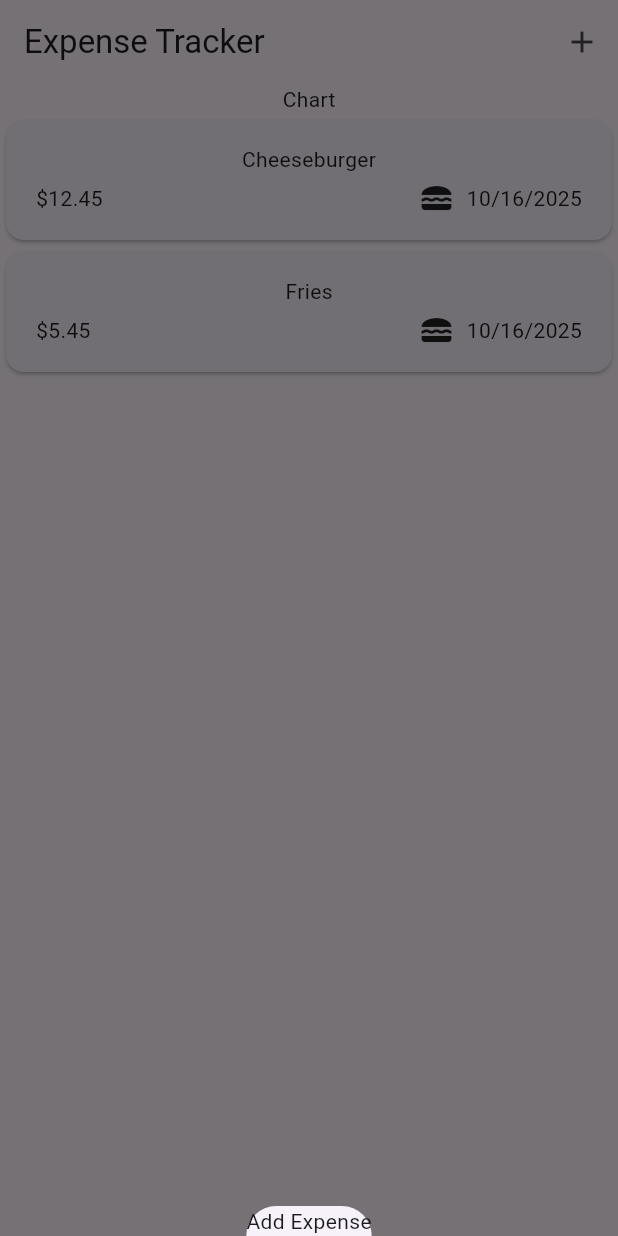
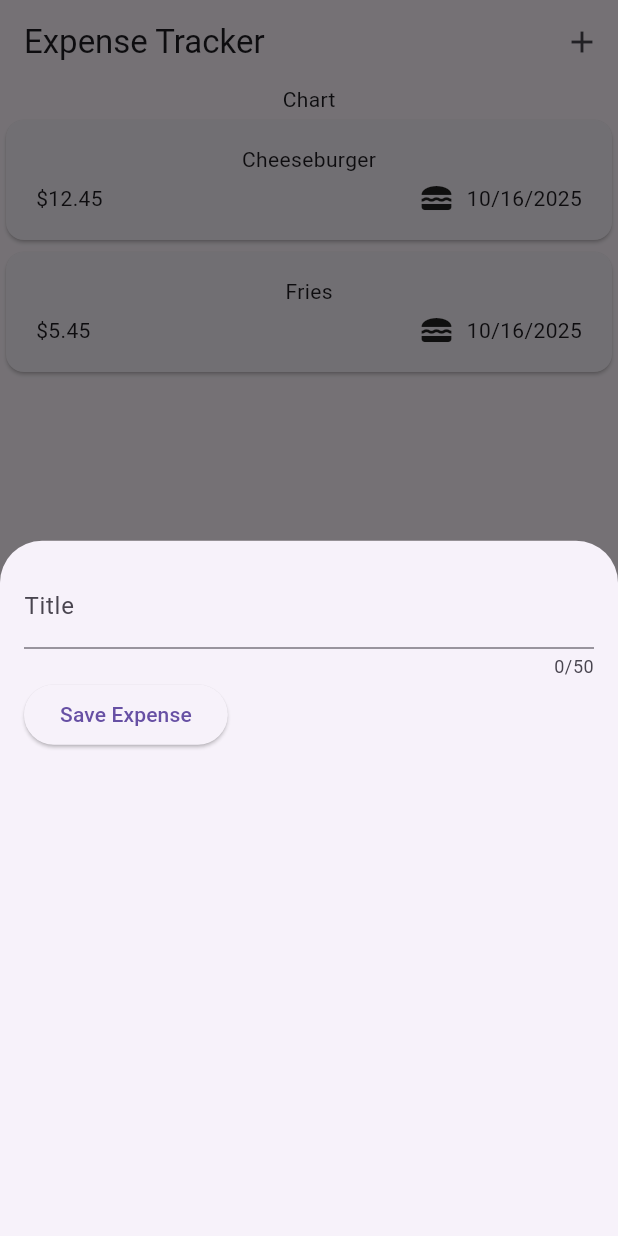
Before and after one commit to IdkBored-d/expense_tracker_fa2025, a Flutter app: the screen it shows after launch, after a tap on the "add" icon, on a phone screen of 412 x 824 dp. Run offline on Flutter 3.47's test engine with Material 3 defaults, Android fonts, the light colour scheme and no system bars.

Commit message:
Added some scaffolding to the modal. Added textController for reading title.

```diff
--- a/lib/expenses.dart
+++ b/lib/expenses.dart
@@ -1,5 +1,6 @@
 import 'package:expense_tracker_fa2025/expenses_list/expenses_list.dart';
 import 'package:expense_tracker_fa2025/models/expense.dart';
+import 'package:expense_tracker_fa2025/new_expense.dart';
 import 'package:flutter/material.dart';
 
 class Expenses extends StatefulWidget{
@@ -12,8 +13,9 @@
 
 class _ExpensesState extends State<Expenses>{
     void _openAddExpenseOverlay(){
-    showModalBottomSheet(context: context,
-    builder: (ctx) => Text('Add Expense'),
+    showModalBottomSheet(
+    context: context,
+    builder: (ctx) => NewExpense(),
     );
   }
 
--- /dev/null
+++ b/lib/new_expense.dart
@@ -0,0 +1,44 @@
+import 'package:flutter/material.dart';
+
+class NewExpense extends StatefulWidget{
+  const NewExpense({super.key});
+
+  @override
+  State<NewExpense> createState() {
+    return _NewExpenseState();
+  }
+}
+
+class _NewExpenseState extends State<NewExpense>{
+  final _titleController = TextEditingController();
+
+  @override
+  void dispose(){
+    _titleController.dispose();
+    super.dispose();
+  }
+
+  @override
+  Widget build(BuildContext context) {
+    return Padding(
+      padding: EdgeInsets.all(16),
+      child: Column(
+        children: [
+          TextField(
+            controller: _titleController,
+            maxLength: 50,
+            keyboardType: TextInputType.name,
+            decoration: InputDecoration(label: Text('Title')),
+            ),
+            Row(children: [
+              ElevatedButton(
+                onPressed: (){
+                  print(_titleController.text);
+                },
+                child: Text('Save Expense'))
+            ])
+            ],
+      )
+    );
+  }
+}
```
